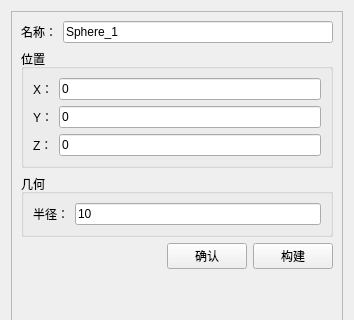
Before: the Qt Designer form src/FCGUI/ModelSettings/FCSphereSettingsWidget.ui in Kinvy66/freecaeworkbench, drawn with Qt 5; both pictures show x 0 to 354 and y 0 to 320 of the 354 by 495 pixel window.
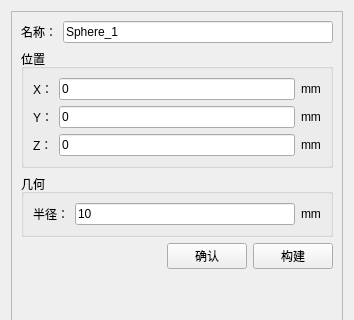
After: the same form once the commit is applied.

The edit to the form file:
```diff
--- a/src/FCGUI/ModelSettings/FCSphereSettingsWidget.ui
+++ b/src/FCGUI/ModelSettings/FCSphereSettingsWidget.ui
@@ -63,6 +63,13 @@
              </property>
             </widget>
            </item>
+           <item>
+            <widget class="QLabel" name="label_6">
+             <property name="text">
+              <string>mm</string>
+             </property>
+            </widget>
+           </item>
           </layout>
          </item>
          <item>
@@ -81,6 +88,13 @@
              </property>
             </widget>
            </item>
+           <item>
+            <widget class="QLabel" name="label_7">
+             <property name="text">
+              <string>mm</string>
+             </property>
+            </widget>
+           </item>
           </layout>
          </item>
          <item>
@@ -99,6 +113,13 @@
              </property>
             </widget>
            </item>
+           <item>
+            <widget class="QLabel" name="label_8">
+             <property name="text">
+              <string>mm</string>
+             </property>
+            </widget>
+           </item>
           </layout>
          </item>
         </layout>
@@ -126,6 +147,13 @@
              </property>
             </widget>
            </item>
+           <item>
+            <widget class="QLabel" name="label_9">
+             <property name="text">
+              <string>mm</string>
+             </property>
+            </widget>
+           </item>
           </layout>
          </item>
         </layout>
```
